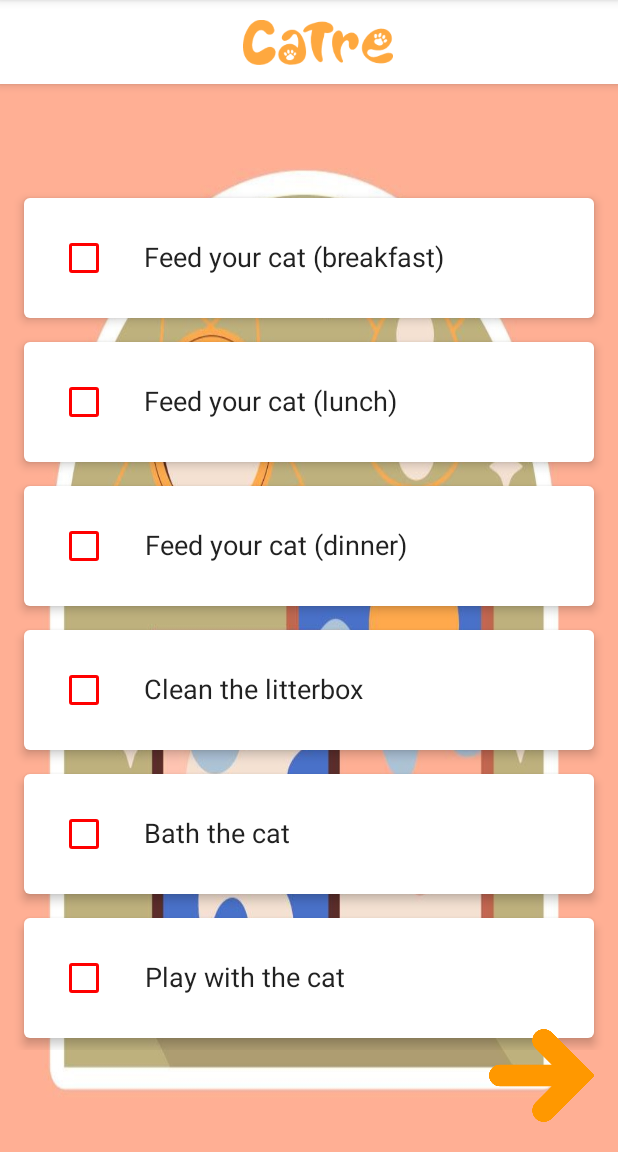
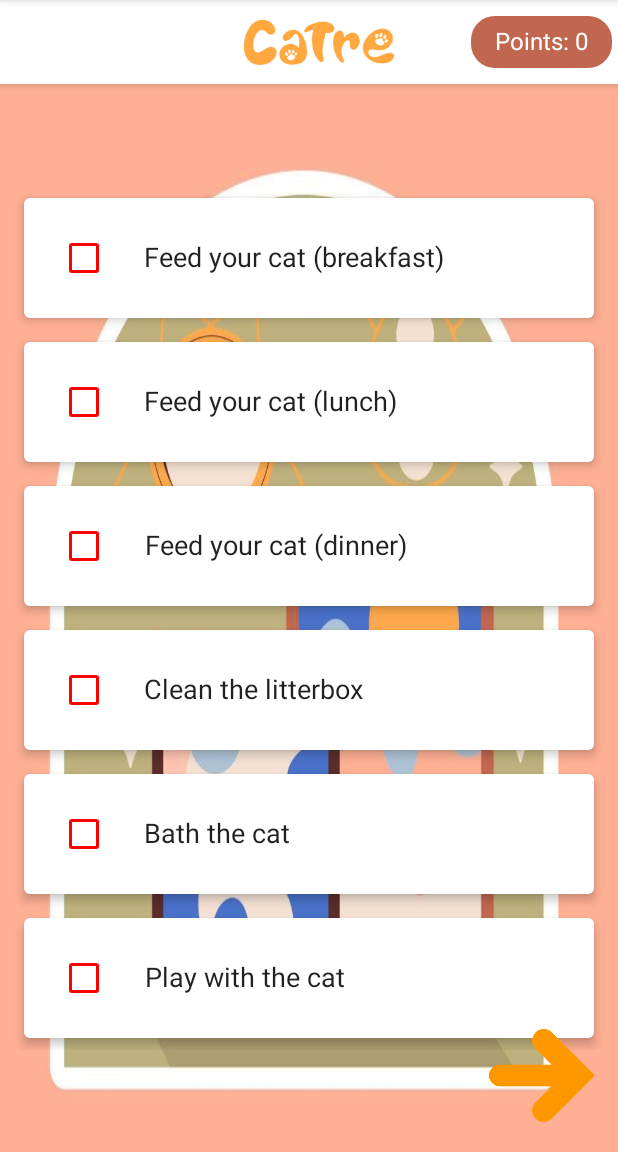
Before and after one commit to Zeynep-Avci/CaTre, an Android app built with Jetpack Compose: the TaskScreen screen opened through its navigation route, on a phone screen of 412 x 824 dp, the part 84-1236 px from its top. Run offline under Robolectric (Android 15) with nearby library versions, the phone set to English and light mode, and no system bars.

Commit message:
points are added

```diff
--- a/app/src/main/java/com/example/catre/Screens/HomeScreen.kt
+++ b/app/src/main/java/com/example/catre/Screens/HomeScreen.kt
@@ -1,17 +1,24 @@
 package com.example.catre.Screens
 
 import androidx.compose.foundation.Image
+import androidx.compose.foundation.background
 import androidx.compose.foundation.clickable
 import androidx.compose.foundation.layout.*
+import androidx.compose.foundation.shape.RoundedCornerShape
 import androidx.compose.material.Scaffold
+import androidx.compose.material.Text
 import androidx.compose.material.TopAppBar
 import androidx.compose.runtime.Composable
 import androidx.compose.ui.Alignment
 import androidx.compose.ui.Modifier
 import androidx.compose.ui.graphics.Color
 import androidx.compose.ui.layout.ContentScale
+import androidx.compose.ui.res.colorResource
 import androidx.compose.ui.res.painterResource
+import androidx.compose.ui.text.TextStyle
 import androidx.compose.ui.unit.dp
+import androidx.compose.ui.unit.sp
+import androidx.core.content.res.ResourcesCompat.getColor
 import androidx.navigation.NavController
 import com.example.catre.Navigation.AppScreens
 import com.example.catre.R
@@ -52,13 +59,40 @@ fun HomeScreen(navController: NavController, viewModel: ToDoViewModel) {
     Scaffold(topBar = {
         TopAppBar(
             title = {
-                Box(modifier = Modifier.fillMaxWidth()){
-                    Image(painterResource(
-                        id = R.drawable.textlogo), contentDescription = "MyLogo",
+                Row(
+                    modifier = Modifier.fillMaxWidth(),
+                    horizontalArrangement = Arrangement.SpaceBetween,
+                    verticalAlignment = Alignment.CenterVertically
+                ) {
+                    Spacer(modifier = Modifier.weight(1f)) // Add spacer to center the logo
+                    Box(
                         modifier = Modifier
-                            .size(100.dp)
-                            .align(Alignment.Center)
-                    )
+                            .padding(end = 16.dp)
+                    ) {
+                        Image(
+                            painter = painterResource(id = R.drawable.textlogo),
+                            contentDescription = "MyLogo",
+                            modifier = Modifier
+                                .size(100.dp)
+                                .align(Alignment.Center)
+                        )
+                    }
+                    Spacer(modifier = Modifier.width(35.dp))
+                    Box(
+                        modifier = Modifier
+                            .background(
+                                color = colorResource(id = R.color.barbar),
+                                shape = RoundedCornerShape(16.dp)
+                            )
+                            .padding(horizontal = 16.dp, vertical = 8.dp)
+                    ) {
+                        Text(
+                            text = "Points: ${viewModel.points.value}",
+                            modifier = Modifier.align(Alignment.CenterEnd),
+                            color = Color.White,
+                            style = TextStyle(fontSize = 16.sp)
+                        )
+                    }
                 }
             },
             backgroundColor = Color.White
--- a/app/src/main/java/com/example/catre/Screens/TaskScreen.kt
+++ b/app/src/main/java/com/example/catre/Screens/TaskScreen.kt
@@ -13,7 +13,9 @@ import androidx.compose.ui.Alignment
 import androidx.compose.ui.Modifier
 import androidx.compose.ui.graphics.Color
 import androidx.compose.ui.layout.ContentScale
+import androidx.compose.ui.res.colorResource
 import androidx.compose.ui.res.painterResource
+import androidx.compose.ui.text.TextStyle
 import androidx.compose.ui.text.style.TextAlign
 import androidx.compose.ui.unit.dp
 import androidx.compose.ui.unit.sp
@@ -54,13 +56,40 @@ fun TaskScreen(navController: NavController, viewModel: ToDoViewModel) {
     Scaffold(topBar = {
         TopAppBar(
             title = {
-                Box(modifier = Modifier.fillMaxWidth()){
-                    Image(painterResource(
-                        id = R.drawable.textlogo), contentDescription = "MyLogo",
+                Row(
+                    modifier = Modifier.fillMaxWidth(),
+                    horizontalArrangement = Arrangement.SpaceBetween,
+                    verticalAlignment = Alignment.CenterVertically
+                ) {
+                    Spacer(modifier = Modifier.weight(1f)) // Add spacer to center the logo
+                    Box(
                         modifier = Modifier
-                            .size(100.dp)
-                            .align(Alignment.Center)
-                    )
+                            .padding(end = 16.dp)
+                    ) {
+                        Image(
+                            painter = painterResource(id = R.drawable.textlogo),
+                            contentDescription = "MyLogo",
+                            modifier = Modifier
+                                .size(100.dp)
+                                .align(Alignment.Center)
+                        )
+                    }
+                    Spacer(modifier = Modifier.width(35.dp))
+                    Box(
+                        modifier = Modifier
+                            .background(
+                                color = colorResource(id = R.color.barbar),
+                                shape = RoundedCornerShape(16.dp)
+                            )
+                            .padding(horizontal = 16.dp, vertical = 8.dp)
+                    ) {
+                        Text(
+                            text = "Points: ${viewModel.points.value}",
+                            modifier = Modifier.align(Alignment.CenterEnd),
+                            color = Color.White,
+                            style = TextStyle(fontSize = 16.sp)
+                        )
+                    }
                 }
             },
             backgroundColor = Color.White
@@ -95,9 +124,14 @@ fun TaskScreen(navController: NavController, viewModel: ToDoViewModel) {
                             Checkbox(
                                 checked = checkedStates[index],
                                 onCheckedChange = { newValue ->
-                                    viewModel.updateCheckedStates(checkedStates.mapIndexed { i, currentState ->
-                                        if (i == index) newValue else currentState
-                                    })
+                                    val newCheckedStates = checkedStates.toMutableList()
+                                    newCheckedStates[index] = newValue
+                                    viewModel.updateCheckedStates(newCheckedStates)
+                                    if (newValue) {
+                                        viewModel.incrementPoints()
+                                    } else {
+                                        viewModel.decrementPoints()
+                                    }
                                 },
                                 colors = CheckboxDefaults.colors(
                                     checkedColor = Color.Green,
--- a/app/src/main/java/com/example/catre/ViewModel/ToDoViewModel.kt
+++ b/app/src/main/java/com/example/catre/ViewModel/ToDoViewModel.kt
@@ -27,4 +27,17 @@ class ToDoViewModel : ViewModel() {
         _checkedStates.clear()
         _checkedStates.addAll(newStates)
     }
+
+    private val _points = mutableStateOf(0)
+    val points: State<Int> = _points
+
+    fun incrementPoints() {
+        _points.value += 1
+    }
+
+    fun decrementPoints() {
+        if (_points.value > 0) {
+            _points.value -= 1
+        }
+    }
 }
```
Also changed, not shown: app/src/main/java/com/example/catre/Screens/LevelScreen.kt (+36 -7 lines).
